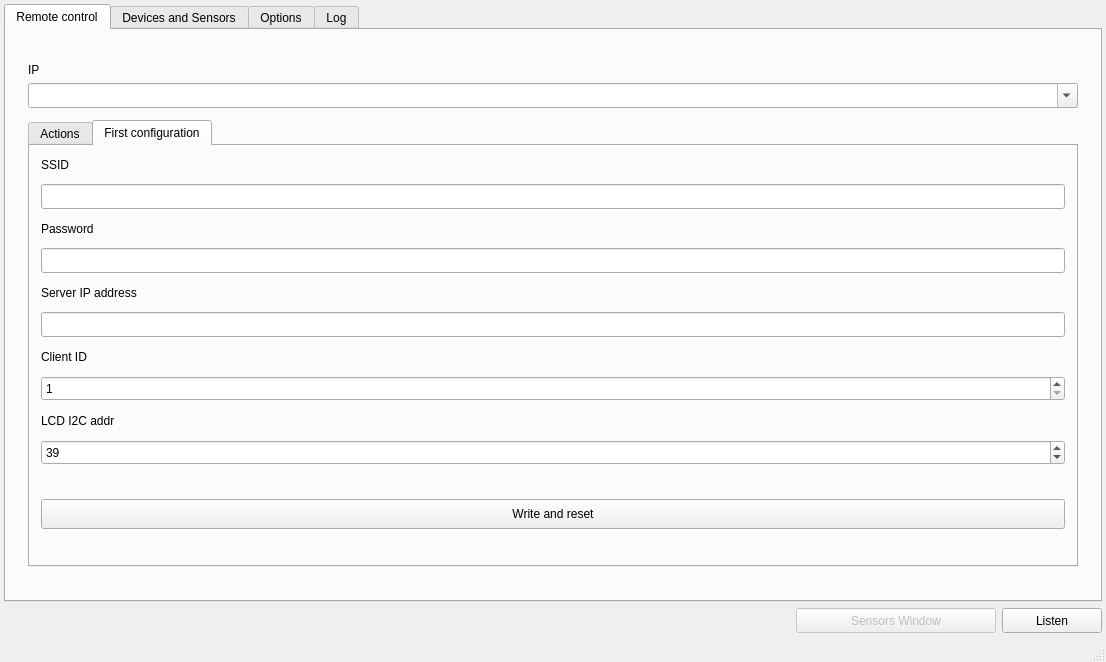
Pvg08/ESP_CStation, file CStation/mainwindow.ui: the form before one commit.
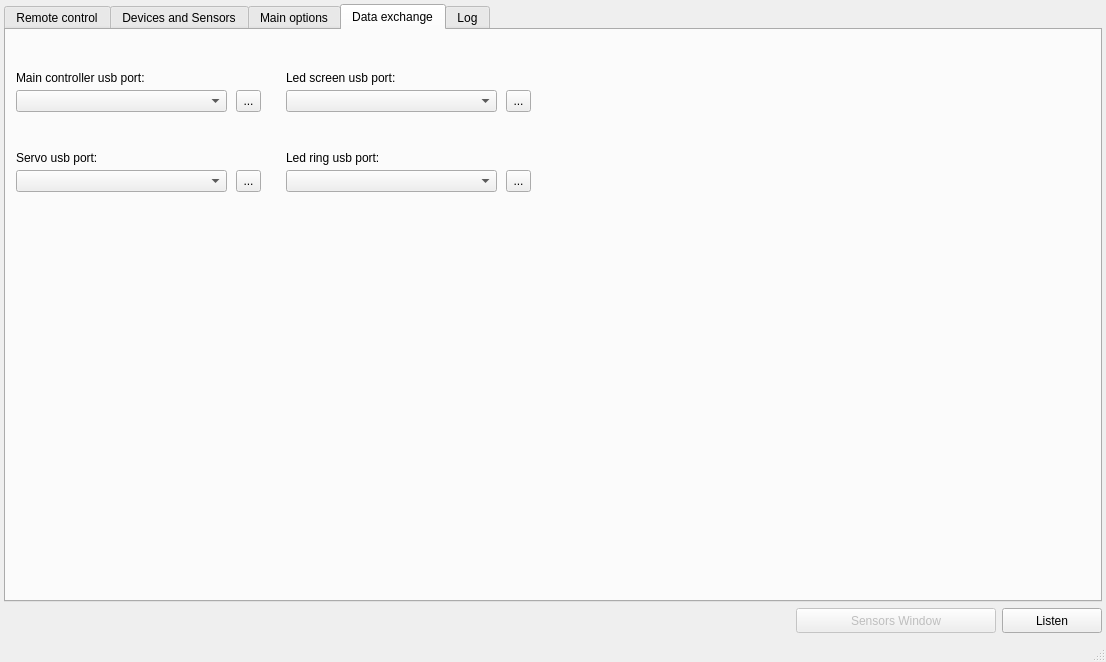
The form after the commit.

Commit message: serial controller - создание, перенос части функций, настройка usb портов

Diff of the .ui file:
```diff
--- a/CStation/mainwindow.ui
+++ b/CStation/mainwindow.ui
@@ -33,7 +33,7 @@
     <item>
      <widget class="QTabWidget" name="tabWidget">
       <property name="currentIndex">
-       <number>0</number>
+       <number>3</number>
       </property>
       <widget class="QWidget" name="tab_2">
        <attribute name="title">
@@ -596,7 +596,7 @@
       </widget>
       <widget class="QWidget" name="tab">
        <attribute name="title">
-        <string>Options</string>
+        <string>Main options</string>
        </attribute>
        <layout class="QVBoxLayout" name="verticalLayout_5">
         <item>
@@ -2815,6 +2815,155 @@
         </item>
        </layout>
       </widget>
+      <widget class="QWidget" name="tab_7">
+       <attribute name="title">
+        <string>Data exchange</string>
+       </attribute>
+       <widget class="QComboBox" name="comboBox_portC">
+        <property name="geometry">
+         <rect>
+          <x>10</x>
+          <y>60</y>
+          <width>211</width>
+          <height>22</height>
+         </rect>
+        </property>
+       </widget>
+       <widget class="QLabel" name="label_12">
+        <property name="geometry">
+         <rect>
+          <x>10</x>
+          <y>40</y>
+          <width>211</width>
+          <height>16</height>
+         </rect>
+        </property>
+        <property name="text">
+         <string>Main controller usb port:</string>
+        </property>
+       </widget>
+       <widget class="QToolButton" name="toolButton_refreshC">
+        <property name="geometry">
+         <rect>
+          <x>230</x>
+          <y>60</y>
+          <width>25</width>
+          <height>22</height>
+         </rect>
+        </property>
+        <property name="text">
+         <string>...</string>
+        </property>
+       </widget>
+       <widget class="QLabel" name="label_22">
+        <property name="geometry">
+         <rect>
+          <x>280</x>
+          <y>40</y>
+          <width>211</width>
+          <height>16</height>
+         </rect>
+        </property>
+        <property name="text">
+         <string>Led screen usb port:</string>
+        </property>
+       </widget>
+       <widget class="QComboBox" name="comboBox_portLS">
+        <property name="geometry">
+         <rect>
+          <x>280</x>
+          <y>60</y>
+          <width>211</width>
+          <height>22</height>
+         </rect>
+        </property>
+       </widget>
+       <widget class="QToolButton" name="toolButton_refreshLS">
+        <property name="geometry">
+         <rect>
+          <x>500</x>
+          <y>60</y>
+          <width>25</width>
+          <height>22</height>
+         </rect>
+        </property>
+        <property name="text">
+         <string>...</string>
+        </property>
+       </widget>
+       <widget class="QLabel" name="label_23">
+        <property name="geometry">
+         <rect>
+          <x>10</x>
+          <y>120</y>
+          <width>211</width>
+          <height>16</height>
+         </rect>
+        </property>
+        <property name="text">
+         <string>Servo usb port:</string>
+        </property>
+       </widget>
+       <widget class="QComboBox" name="comboBox_portSRV">
+        <property name="geometry">
+         <rect>
+          <x>10</x>
+          <y>140</y>
+          <width>211</width>
+          <height>22</height>
+         </rect>
+        </property>
+       </widget>
+       <widget class="QToolButton" name="toolButton_refreshSRV">
+        <property name="geometry">
+         <rect>
+          <x>230</x>
+          <y>140</y>
+          <width>25</width>
+          <height>22</height>
+         </rect>
+        </property>
+        <property name="text">
+         <string>...</string>
+        </property>
+       </widget>
+       <widget class="QToolButton" name="toolButton_refreshLR">
+        <property name="geometry">
+         <rect>
+          <x>500</x>
+          <y>140</y>
+          <width>25</width>
+          <height>22</height>
+         </rect>
+        </property>
+        <property name="text">
+         <string>...</string>
+        </property>
+       </widget>
+       <widget class="QComboBox" name="comboBox_portLR">
+        <property name="geometry">
+         <rect>
+          <x>280</x>
+          <y>140</y>
+          <width>211</width>
+          <height>22</height>
+         </rect>
+        </property>
+       </widget>
+       <widget class="QLabel" name="label_24">
+        <property name="geometry">
+         <rect>
+          <x>280</x>
+          <y>120</y>
+          <width>211</width>
+          <height>16</height>
+         </rect>
+        </property>
+        <property name="text">
+         <string>Led ring usb port:</string>
+        </property>
+       </widget>
+      </widget>
       <widget class="QWidget" name="tab_4">
        <attribute name="title">
         <string>Log</string>
```
The commit also changes 23 other files.
